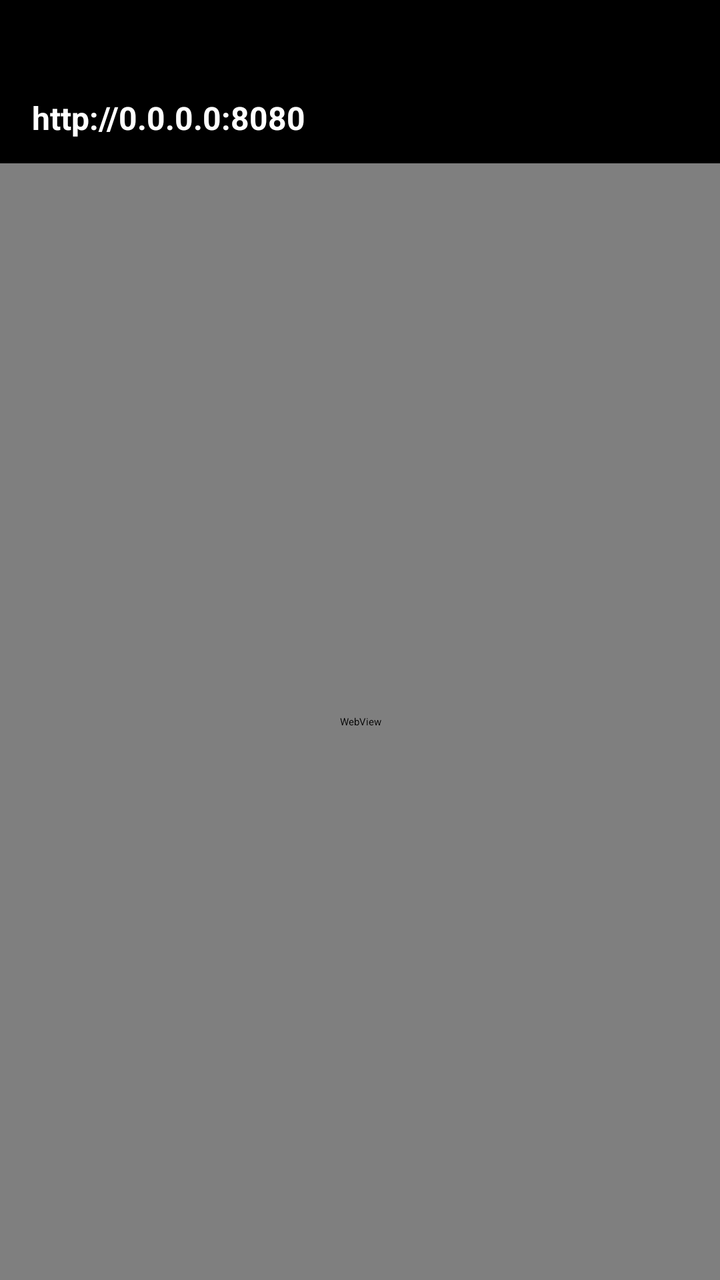
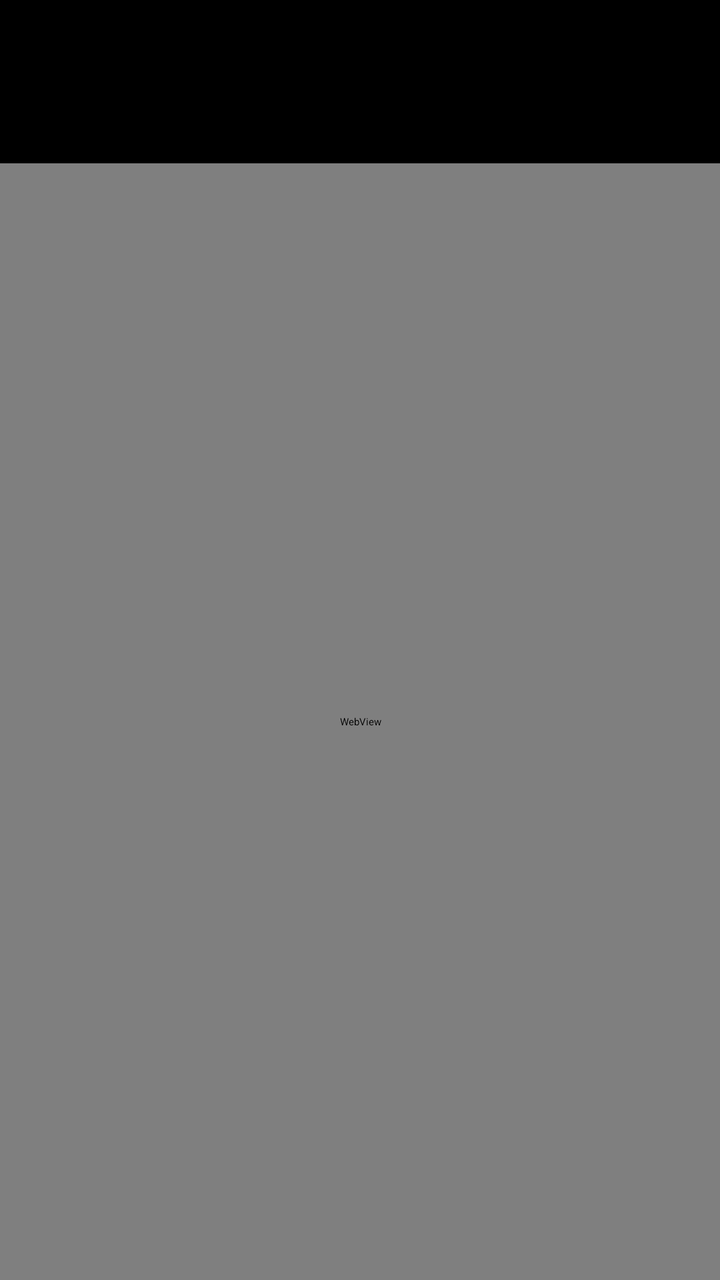

Screens rendered from an Android XML layout before and after an edit, with the pre-edit source and the edit as a unified diff.
<!-- AndroidManifest.xml: activity theme Theme.App.Starting -->
<!-- res/layout/activity_main.xml -->
<?xml version="1.0" encoding="utf-8"?>
<androidx.constraintlayout.widget.ConstraintLayout
    xmlns:android="http://schemas.android.com/apk/res/android"
    xmlns:app="http://schemas.android.com/apk/res-auto"
    android:layout_width="match_parent"
    android:layout_height="match_parent"
    android:background="#000"
    android:fitsSystemWindows="true">

    
    <TextView
        android:id="@+id/ipText"
        android:layout_width="0dp"
        android:layout_height="wrap_content"
        android:layout_marginTop="32dp"
        android:paddingTop="16dp"
        android:paddingBottom="12dp"
        android:paddingStart="16dp"
        android:paddingEnd="8dp"
        android:text="http://0.0.0.0:8080"
        android:textColor="#FFFFFF"
        android:textSize="16sp"
        android:background="#000"
        android:textStyle="bold"
        app:layout_constraintTop_toTopOf="parent"
        app:layout_constraintStart_toStartOf="parent"
        app:layout_constraintEnd_toStartOf="@id/qrImage"
        app:layout_constraintHorizontal_bias="0" />

    
    <ImageView
        android:id="@+id/qrImage"
        android:layout_width="40dp"
        android:layout_height="40dp"
        android:layout_marginTop="32dp"
        android:layout_marginEnd="12dp"
        android:padding="4dp"
        android:background="#000000"
        android:contentDescription="Cod QR pentru adresa"
        app:layout_constraintTop_toTopOf="parent"
        app:layout_constraintBottom_toBottomOf="@id/ipText"
        app:layout_constraintEnd_toEndOf="parent" />

    
    <WebView
        android:id="@+id/webView"
        android:layout_width="0dp"
        android:layout_height="0dp"
        app:layout_constraintTop_toBottomOf="@id/ipText"
        app:layout_constraintBottom_toBottomOf="parent"
        app:layout_constraintStart_toStartOf="parent"
        app:layout_constraintEnd_toEndOf="parent" />

</androidx.constraintlayout.widget.ConstraintLayout>
<!-- resources referenced by this layout -->
<resources>
  <style name="Theme.App.Starting" parent="Theme.SplashScreen">
          <item name="windowSplashScreenBackground">#000000</item>
  
          <item name="windowSplashScreenAnimatedIcon">@android:color/transparent</item>
  
          <item name="android:windowBackground">@drawable/splash_background</item>
  
          <item name="postSplashScreenTheme">@style/Theme.SkyChatLocal</item>
          <item name="android:windowLightStatusBar">false</item>
      </style>
  <!-- drawable splash_background (drawable) -->
  <?xml version="1.0" encoding="utf-8"?>
  <layer-list xmlns:android="http://schemas.android.com/apk/res/android">
      <item android:drawable="@android:color/black" />
  
      <item>
          <bitmap
              android:src="@drawable/logo_ul_tau"
              android:gravity="center"
              android:tileMode="disabled" />
      </item>
  </layer-list>
  <style name="Theme.SkyChatLocal" parent="Theme.AppCompat.DayNight.NoActionBar">
          <item name="colorPrimary">#6200EE</item>
          <item name="android:windowBackground">#FFFFFF</item>
      </style>
  <!-- drawable logo_ul_tau: png bitmap (drawable, 15588 bytes) -->
</resources>

<!-- the commit's change to res/layout/activity_main.xml (unified diff, before → after) -->
@@ -2,6 +2,7 @@
 <androidx.constraintlayout.widget.ConstraintLayout
     xmlns:android="http://schemas.android.com/apk/res/android"
     xmlns:app="http://schemas.android.com/apk/res-auto"
+    android:id="@+id/mainLayout"
     android:layout_width="match_parent"
     android:layout_height="match_parent"
     android:background="#000"
@@ -17,7 +18,7 @@
         android:paddingBottom="12dp"
         android:paddingStart="16dp"
         android:paddingEnd="8dp"
-        android:text="http://0.0.0.0:8080"
+        android:text=""
         android:textColor="#FFFFFF"
         android:textSize="16sp"
         android:background="#000"
